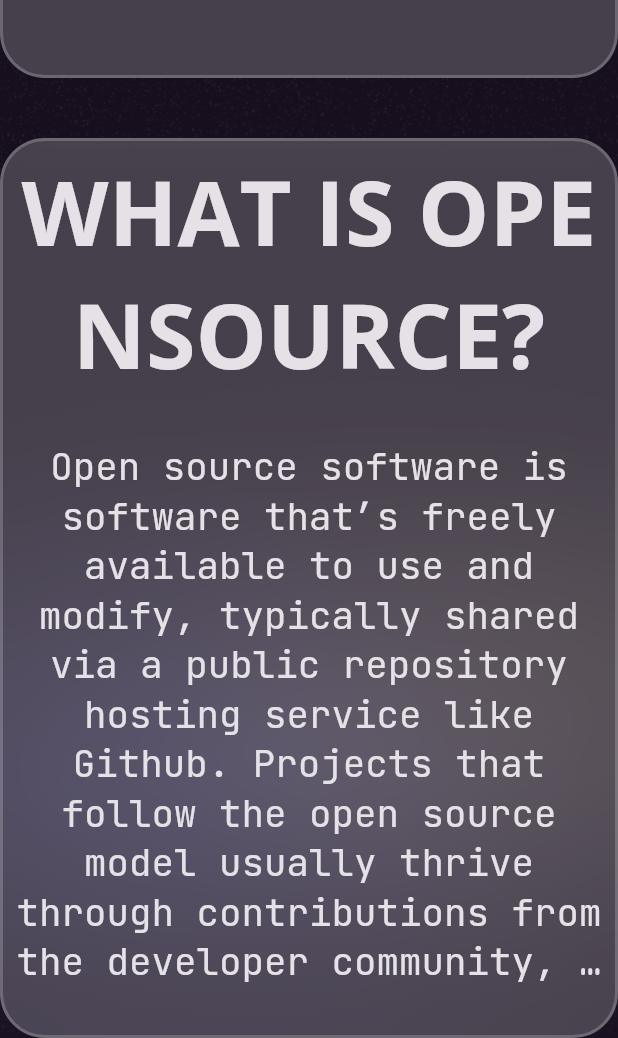
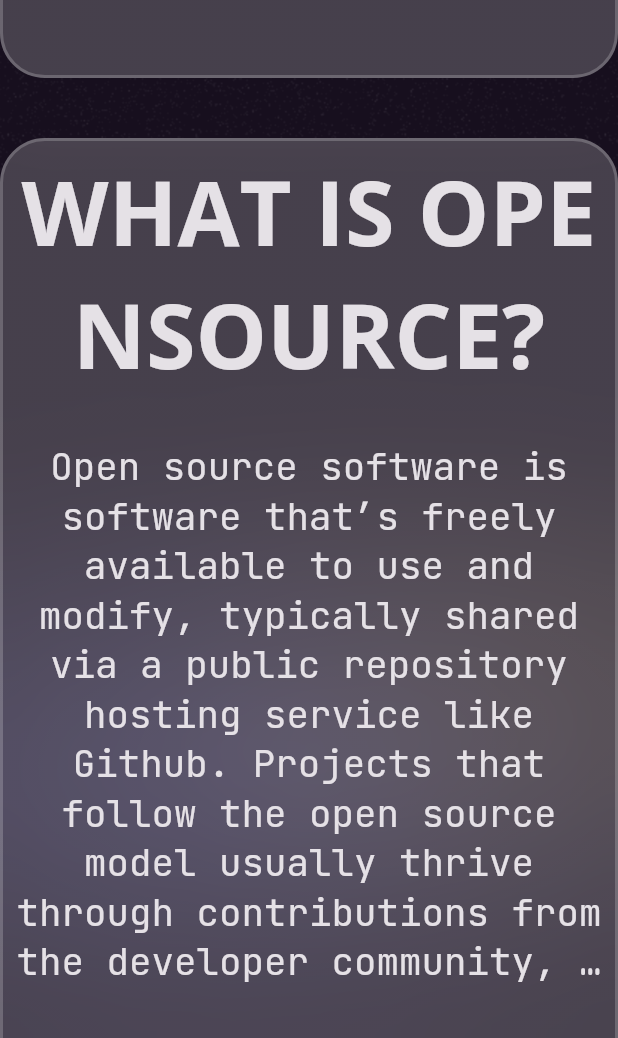
Before and after one commit to DipHire/Hacktoberfest2022, a Flutter app: the Knowmore screen opened by its route, scrolled down 466 dp, on a phone screen of 412 x 824 dp, the part 198-1236 px from its top. Run offline on Flutter 3.47's test engine with Material 2 defaults, Android fonts, the phone set to English and light mode, and no system bars; drawn by our look-alikes of glassmorphism; our stand-ins replace font_awesome_flutter, google_fonts, smooth_page_indicator.

Commit message:
chore : overflow ui in knowmore.dart

```diff
--- a/lib/contributorsList.dart
+++ b/lib/contributorsList.dart
@@ -61,7 +61,8 @@ List<User> getUsers() {
 
     {"name": "Ashish Gajjar", "username": "ashish-gajjar-067"},
 
-    {"name": "Naufal Aldy Pradana", "username": "blitzkz23"}
+    {"name": "Naufal Aldy Pradana", "username": "blitzkz23"},
+    {"name": "Muhamad Imam Taufik Febriyana", "username": "mitf"},
     {"name": "Prajwal Kale", "username": "PrajwalGKale"},
 
     {"name": "Bhoomik Shetty", "username": "Bhoomik250303"},
--- a/lib/knowmoreScreen/knowmore.dart
+++ b/lib/knowmoreScreen/knowmore.dart
@@ -59,7 +59,7 @@ class Knowmore extends StatelessWidget {
               ),
               Center(
                 child: GlassmorphicContainer(
-                  height: 600.0,
+                  height: MediaQuery.of(context).size.height / 1.3,
                   width: 450.0,
                   borderRadius: 30.0,
                   blur: 15,
```
Also changed, not shown: 1 other file.
